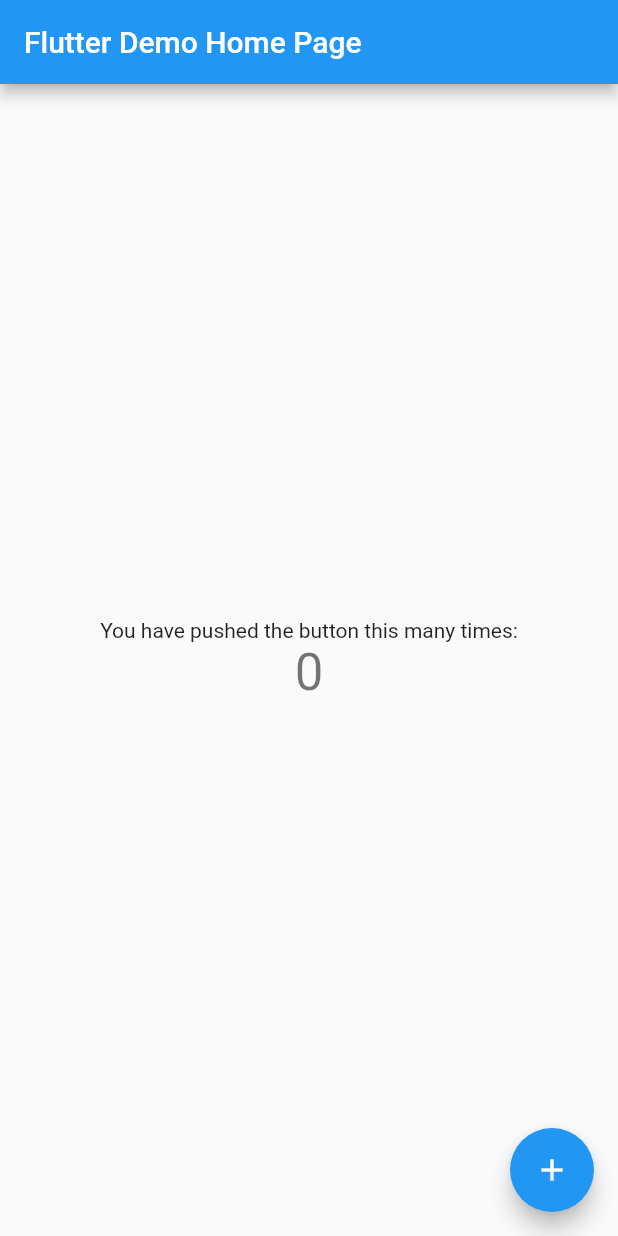
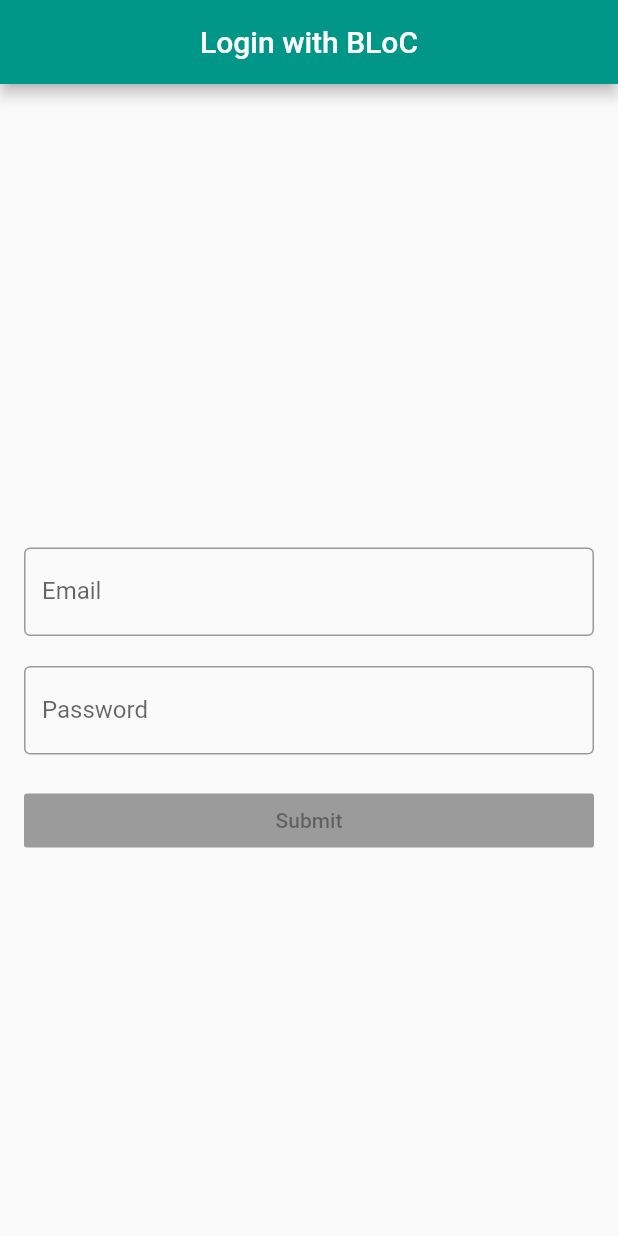
Before and after one commit to FabianVarela/flutter_login_types, a Flutter app: the screen it shows after launch, on a phone screen of 412 x 824 dp. Run offline on Flutter 3.47's test engine with Material 2 defaults, Android fonts, the light colour scheme and no system bars; our stand-ins replace rxdart.

Commit message:
Set the UI screens

```diff
--- a/lib/main.dart
+++ b/lib/main.dart
@@ -1,4 +1,5 @@
 import 'package:flutter/material.dart';
+import 'package:login_bloc/ui/login_ui.dart';
 
 void main() => runApp(MyApp());
 
@@ -6,58 +7,10 @@
   @override
   Widget build(BuildContext context) {
     return MaterialApp(
-      title: 'Flutter Demo',
       theme: ThemeData(
-        primarySwatch: Colors.blue,
+        primarySwatch: Colors.teal,
       ),
-      home: MyHomePage(title: 'Flutter Demo Home Page'),
+      home: LoginUI(),
     );
   }
 }
-
-class MyHomePage extends StatefulWidget {
-  MyHomePage({Key key, this.title}) : super(key: key);
-
-  final String title;
-
-  @override
-  _MyHomePageState createState() => _MyHomePageState();
-}
-
-class _MyHomePageState extends State<MyHomePage> {
-  int _counter = 0;
-
-  void _incrementCounter() {
-    setState(() {
-      _counter++;
-    });
-  }
-
-  @override
-  Widget build(BuildContext context) {
-    return Scaffold(
-      appBar: AppBar(
-        title: Text(widget.title),
-      ),
-      body: Center(
-        child: Column(
-          mainAxisAlignment: MainAxisAlignment.center,
-          children: <Widget>[
-            Text(
-              'You have pushed the button this many times:',
-            ),
-            Text(
-              '$_counter',
-              style: Theme.of(context).textTheme.display1,
-            ),
-          ],
-        ),
-      ),
-      floatingActionButton: FloatingActionButton(
-        onPressed: _incrementCounter,
-        tooltip: 'Increment',
-        child: Icon(Icons.add),
-      ),
-    );
-  }
-}
--- /dev/null
+++ b/lib/ui/home_page_ui.dart
@@ -0,0 +1,16 @@
+import 'package:flutter/material.dart';
+
+class HomePageUI extends StatelessWidget {
+  @override
+  Widget build(BuildContext context) {
+    return Scaffold(
+      appBar: AppBar(
+        title: Text("Home page"),
+        centerTitle: true,
+      ),
+      body: Center(
+        child: Text("Welcome"),
+      ),
+    );
+  }
+}
--- /dev/null
+++ b/lib/ui/login_ui.dart
@@ -0,0 +1,117 @@
+import 'package:flutter/material.dart';
+import 'package:login_bloc/bloc/login_bloc.dart';
+import 'package:login_bloc/ui/home_page_ui.dart';
+
+class LoginUI extends StatefulWidget {
+  @override
+  _LoginUIState createState() => _LoginUIState();
+}
+
+class _LoginUIState extends State<LoginUI> {
+  final bloc = LoginBloc();
+
+  @override
+  void dispose() {
+    bloc.dispose();
+    super.dispose();
+  }
+
+  @override
+  Widget build(BuildContext context) {
+    return StreamBuilder<bool>(
+      stream: bloc.isAuthenticated,
+      builder: (context, snapshot) {
+        if (snapshot.hasData && snapshot.data) {
+          return HomePageUI();
+        } else {
+          return Scaffold(
+            appBar: AppBar(
+              title: Text("Login with BLoC"),
+              centerTitle: true,
+            ),
+            body: SingleChildScrollView(
+              child: Stack(
+                children: <Widget>[
+                  Container(
+                    height: MediaQuery.of(context).size.height,
+                    padding: EdgeInsets.all(16),
+                    child: Column(
+                      mainAxisSize: MainAxisSize.max,
+                      mainAxisAlignment: MainAxisAlignment.center,
+                      children: <Widget>[
+                        StreamBuilder<String>(
+                          stream: bloc.email,
+                          builder: (context, snapshot) => TextField(
+                                onChanged: bloc.changeEmail,
+                                keyboardType: TextInputType.emailAddress,
+                                decoration: InputDecoration(
+                                  border: OutlineInputBorder(),
+                                  hintText: "Enter email",
+                                  labelText: "Email",
+                                  errorText: snapshot.error,
+                                ),
+                              ),
+                        ),
+                        SizedBox(height: 20),
+                        StreamBuilder<String>(
+                          stream: bloc.password,
+                          builder: (context, snapshot) => TextField(
+                                onChanged: bloc.changePassword,
+                                keyboardType: TextInputType.text,
+                                obscureText: true,
+                                decoration: InputDecoration(
+                                  border: OutlineInputBorder(),
+                                  hintText: "Enter password",
+                                  labelText: "Password",
+                                  errorText: snapshot.error,
+                                ),
+                              ),
+                        ),
+                        SizedBox(height: 20),
+                        StreamBuilder<bool>(
+                          stream: bloc.isValidData,
+                          builder: (context, snapshot) => Row(
+                                children: <Widget>[
+                                  Expanded(
+                                    flex: 1,
+                                    child: RaisedButton(
+                                      color: Colors.tealAccent,
+                                      child: Text("Submit"),
+                                      onPressed: snapshot.hasData
+                                          ? () => bloc.authenticate()
+                                          : null,
+                                    ),
+                                  ),
+                                ],
+                              ),
+                        ),
+                      ],
+                    ),
+                  ),
+                  StreamBuilder<bool>(
+                    stream: bloc.isLoading,
+                    builder: (context, snapshot) {
+                      if (snapshot.hasData && snapshot.data) {
+                        return Container(
+                          height: MediaQuery.of(context).size.height,
+                          color: Colors.grey.withOpacity(.7),
+                          child: Center(
+                            child: CircularProgressIndicator(
+                              backgroundColor: Colors.green,
+                            ),
+                          ),
+                        );
+                      } else {
+                        return Container();
+                      }
+                    },
+                  )
+                ],
+              ),
+            ),
+          );
+        }
+      },
+    );
+  }
+}
```
